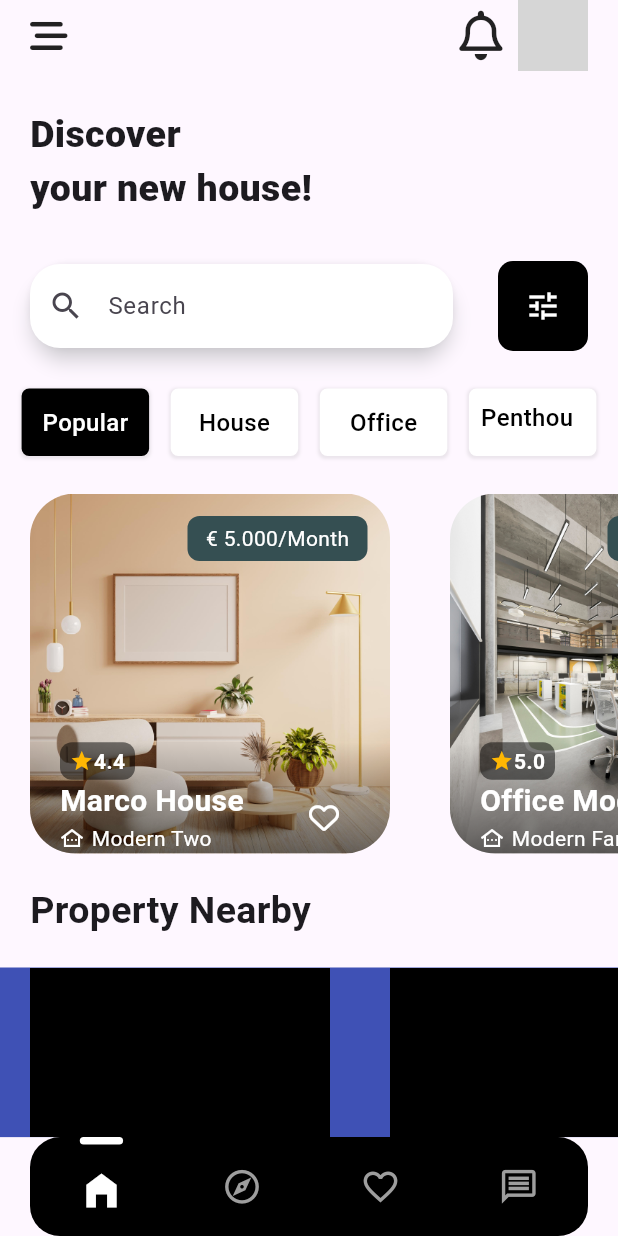
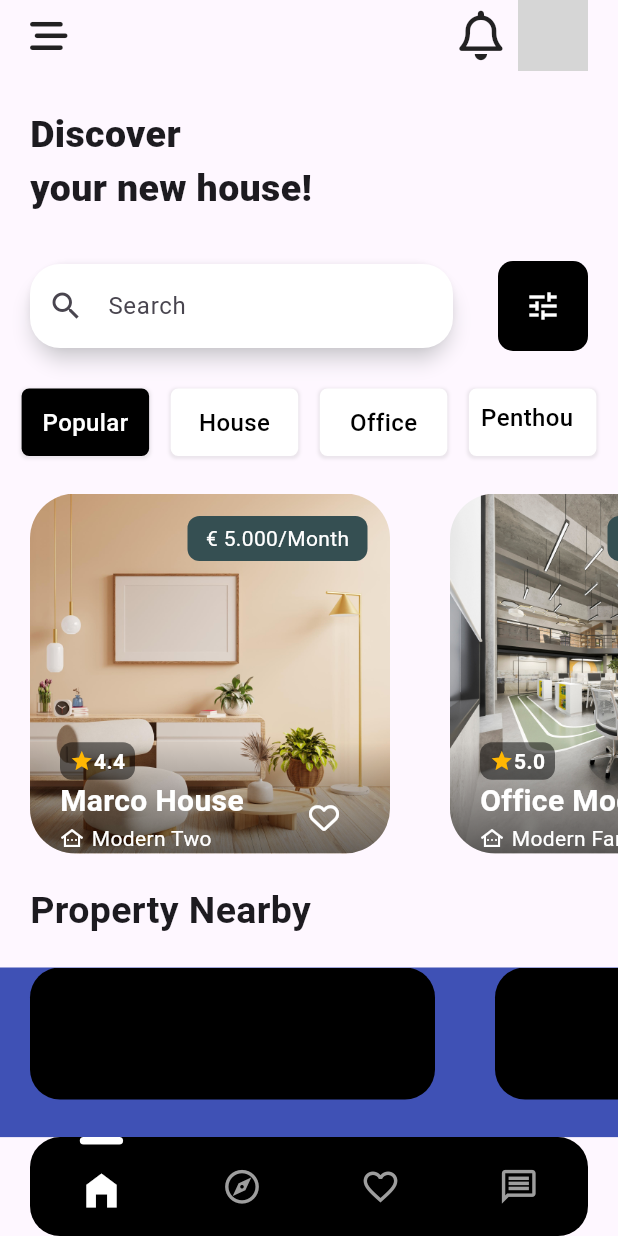
Before and after one commit to jhongo/Flutter_Rental_App, a Flutter app: the screen it shows after launch, on a phone screen of 412 x 824 dp. Run offline on Flutter 3.47's test engine with Material 3 defaults, Android fonts, the phone set to English and light mode, and no system bars; our stand-ins replace flutter_riverpod, font_awesome_flutter; network calls fail; grey boxes are pictures that could not be loaded.

Commit message:
🚧 [INIT] : List max houses
[INIT] : List max houses

```diff
--- a/lib/presentation/screens/home_screen/widgets/list_nearby.dart
+++ b/lib/presentation/screens/home_screen/widgets/list_nearby.dart
@@ -17,17 +17,22 @@ class ListNearby extends StatelessWidget {
             scrollDirection: Axis.horizontal,
             itemCount: nearby.length,
             itemBuilder:(context, index) {
-              return const Padding(
-                padding: EdgeInsets.symmetric(horizontal: 20),
+              return  Padding(
+                padding:const EdgeInsets.fromLTRB(20, 0, 20, 25),
                 child: SizedBox(
-                  width: 200,
-                  height: 50,
+                  width: 270,
+                  // height: 50,
                   child: DecoratedBox(
                     decoration: BoxDecoration(
-                      color: Colors.black
-                    )
+                      borderRadius: BorderRadius.circular(20),
+                      color: Colors.black,
+                    ),
+                    child: Row(
+                      children: [
 
+                      ],
                     ),
+                  ),
                 ),
               );
             }),
```
